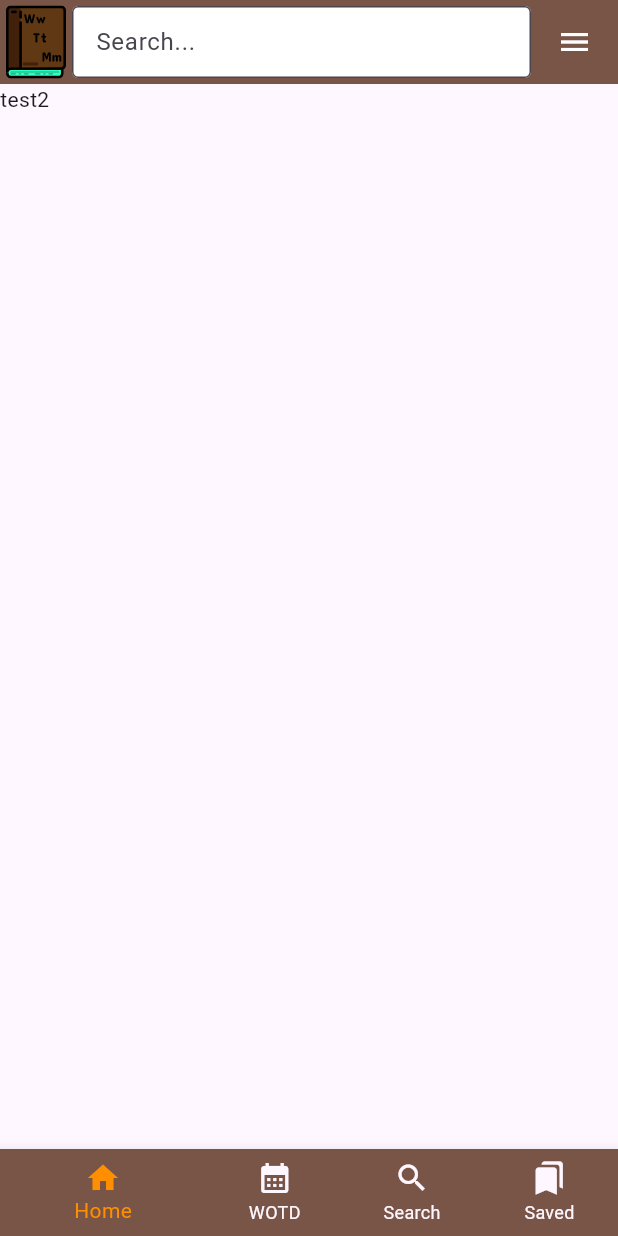
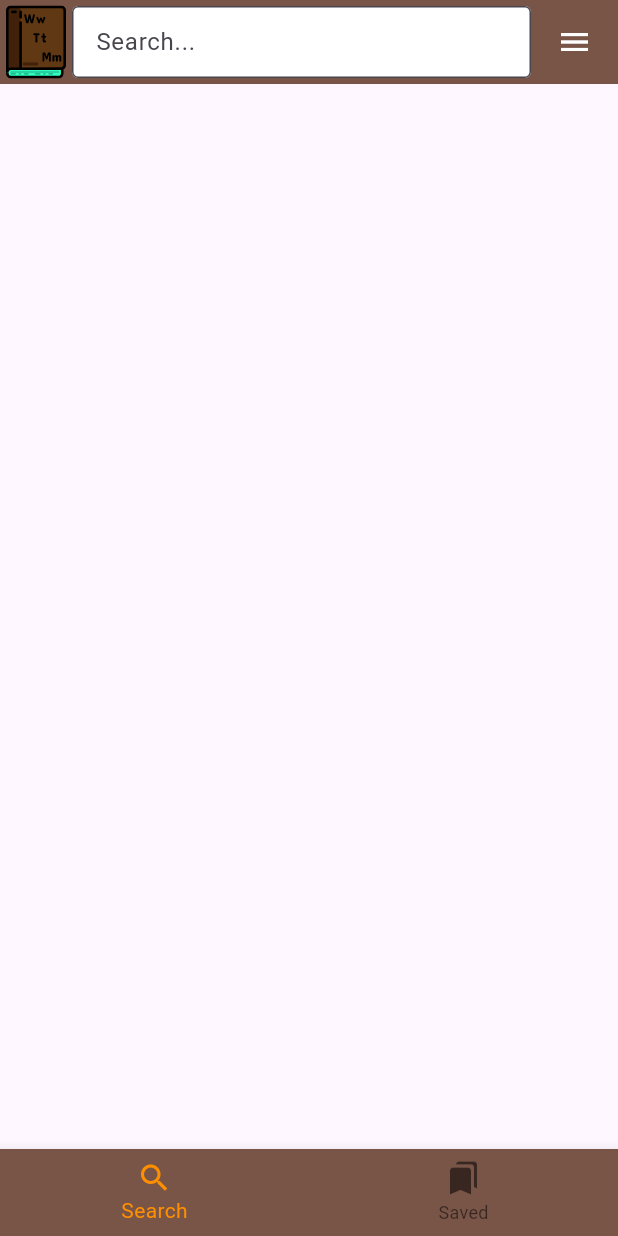
Before and after one commit to StnFlu/WhatThatMeans, a Flutter app: the screen it shows after launch, swiped to page 2, on a phone screen of 412 x 824 dp. Run offline on Flutter 3.47's test engine with Material 2 defaults, Android fonts, the light colour scheme and no system bars; drawn by our look-alikes of keyboard_dismisser; our stand-ins replace equatable, flutter_bloc, flutter_svg, hydrated_bloc.

Commit message:
commented out 2 unused options

```diff
--- a/lib/home/view/home_view.dart
+++ b/lib/home/view/home_view.dart
@@ -44,8 +44,6 @@ class _HomeViewState extends State<HomeView> with TickerProviderStateMixin {
                 physics: const NeverScrollableScrollPhysics(),
                 controller: _pageController = PageController(initialPage: state),
                 children: [
-                  Text('test1'),
-                  Text('test2'),
                   SingleChildScrollView(child: SearchPage()),
                   SingleChildScrollView(child: SavedPage()),
 
@@ -53,7 +51,7 @@ class _HomeViewState extends State<HomeView> with TickerProviderStateMixin {
               ),
               bottomNavigationBar: BottomNavigationBar(
                 items: const <BottomNavigationBarItem>[
-                  BottomNavigationBarItem(
+                /*  BottomNavigationBarItem(
                     icon: Icon(Icons.home),
                     label: 'Home',
                     backgroundColor: Colors.brown,
@@ -62,7 +60,8 @@ class _HomeViewState extends State<HomeView> with TickerProviderStateMixin {
                     icon: Icon(Icons.calendar_month),
                     label: 'WOTD',
                     backgroundColor: Colors.brown,
-                  ),
+                  ),*/
+
                   BottomNavigationBarItem(
                     icon: Icon(Icons.search),
                     label: 'Search',
@@ -76,6 +75,8 @@ class _HomeViewState extends State<HomeView> with TickerProviderStateMixin {
 
                   ),
                 ],
+                backgroundColor: Colors.brown,
+
                 currentIndex: state,
                 selectedItemColor: Colors.amber[800],
                 showUnselectedLabels: true,
```
Also changed, not shown: lib/saved/view/saved_view.dart (+35 -2 lines).
